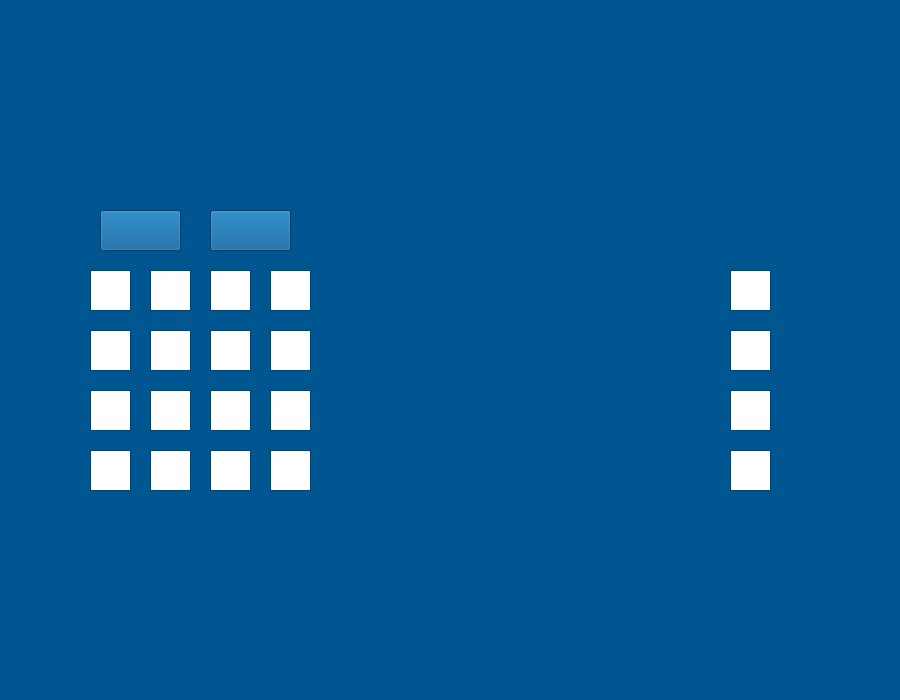
The window that Designer/full_pivoting_window.ui (ManuelG28/Numerikiando) describes before a commit, drawn with Qt 5.
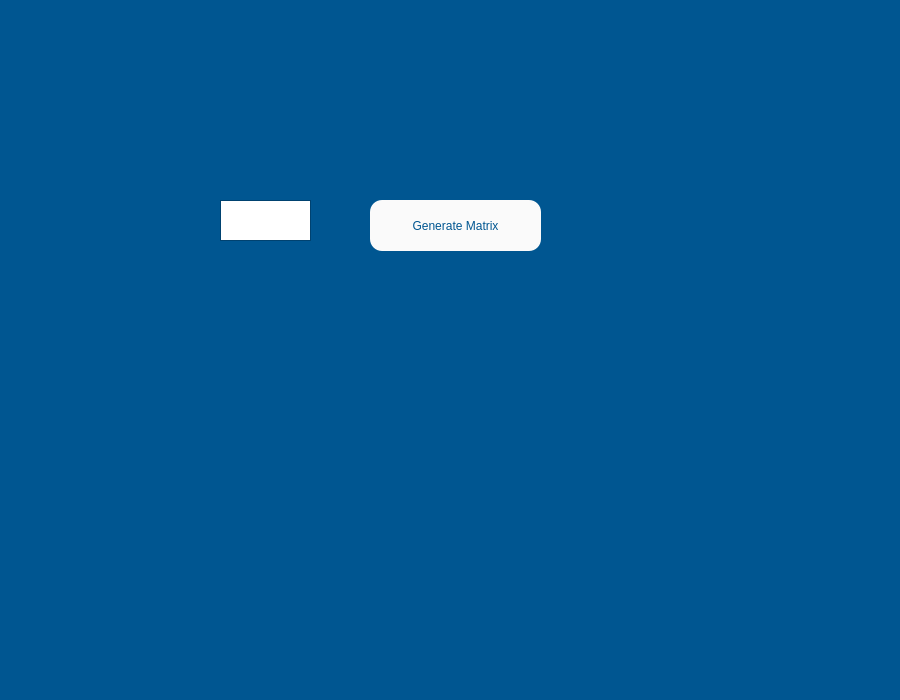
The same window after the commit. Icons and pictures are not drawn.

The edit to the form file:
```diff
--- a/Designer/full_pivoting_window.ui
+++ b/Designer/full_pivoting_window.ui
@@ -93,294 +93,61 @@
     <string/>
    </property>
   </widget>
-  <widget class="QTextEdit" name="a_0">
+  <widget class="QLabel" name="label_5">
    <property name="geometry">
     <rect>
-     <x>90</x>
-     <y>270</y>
-     <width>41</width>
-     <height>41</height>
-    </rect>
-   </property>
-  </widget>
-  <widget class="QTextEdit" name="a_1">
-   <property name="geometry">
-    <rect>
-     <x>150</x>
-     <y>270</y>
-     <width>41</width>
-     <height>41</height>
-    </rect>
-   </property>
-  </widget>
-  <widget class="QTextEdit" name="a_2">
-   <property name="geometry">
-    <rect>
-     <x>210</x>
-     <y>270</y>
-     <width>41</width>
-     <height>41</height>
-    </rect>
-   </property>
-  </widget>
-  <widget class="QTextEdit" name="a_3">
-   <property name="geometry">
-    <rect>
-     <x>270</x>
-     <y>270</y>
-     <width>41</width>
-     <height>41</height>
-    </rect>
-   </property>
-  </widget>
-  <widget class="QTextEdit" name="a_4">
-   <property name="geometry">
-    <rect>
-     <x>90</x>
-     <y>330</y>
-     <width>41</width>
-     <height>41</height>
-    </rect>
-   </property>
-  </widget>
-  <widget class="QTextEdit" name="a_5">
-   <property name="geometry">
-    <rect>
-     <x>150</x>
-     <y>330</y>
-     <width>41</width>
-     <height>41</height>
-    </rect>
-   </property>
-  </widget>
-  <widget class="QTextEdit" name="a_6">
-   <property name="geometry">
-    <rect>
-     <x>210</x>
-     <y>330</y>
-     <width>41</width>
-     <height>41</height>
-    </rect>
-   </property>
-  </widget>
-  <widget class="QTextEdit" name="a_7">
-   <property name="geometry">
-    <rect>
-     <x>270</x>
-     <y>330</y>
-     <width>41</width>
-     <height>41</height>
-    </rect>
-   </property>
-  </widget>
-  <widget class="QTextEdit" name="a_8">
-   <property name="geometry">
-    <rect>
-     <x>90</x>
-     <y>390</y>
-     <width>41</width>
-     <height>41</height>
-    </rect>
-   </property>
-  </widget>
-  <widget class="QTextEdit" name="a_9">
-   <property name="geometry">
-    <rect>
-     <x>150</x>
-     <y>390</y>
-     <width>41</width>
-     <height>41</height>
-    </rect>
-   </property>
-  </widget>
-  <widget class="QTextEdit" name="a_10">
-   <property name="geometry">
-    <rect>
-     <x>210</x>
-     <y>390</y>
-     <width>41</width>
-     <height>41</height>
-    </rect>
-   </property>
-  </widget>
-  <widget class="QTextEdit" name="a_11">
-   <property name="geometry">
-    <rect>
-     <x>270</x>
-     <y>390</y>
-     <width>41</width>
-     <height>41</height>
-    </rect>
-   </property>
-  </widget>
-  <widget class="QTextEdit" name="a_12">
-   <property name="geometry">
-    <rect>
-     <x>90</x>
-     <y>450</y>
-     <width>41</width>
-     <height>41</height>
-    </rect>
-   </property>
-  </widget>
-  <widget class="QTextEdit" name="a_13">
-   <property name="geometry">
-    <rect>
-     <x>150</x>
-     <y>450</y>
-     <width>41</width>
-     <height>41</height>
-    </rect>
-   </property>
-  </widget>
-  <widget class="QTextEdit" name="a_14">
-   <property name="geometry">
-    <rect>
-     <x>210</x>
-     <y>450</y>
-     <width>41</width>
-     <height>41</height>
-    </rect>
-   </property>
-  </widget>
-  <widget class="QTextEdit" name="a_15">
-   <property name="geometry">
-    <rect>
-     <x>270</x>
-     <y>450</y>
-     <width>41</width>
-     <height>41</height>
-    </rect>
-   </property>
-  </widget>
-  <widget class="QPushButton" name="subt_button">
-   <property name="geometry">
-    <rect>
-     <x>100</x>
-     <y>210</y>
+     <x>80</x>
+     <y>200</y>
      <width>81</width>
      <height>41</height>
     </rect>
    </property>
    <property name="styleSheet">
-    <string notr="true">background-color: rgb(0, 86, 145);</string>
+    <string notr="true">background-image: url(:/images/n.png);</string>
    </property>
    <property name="text">
     <string/>
    </property>
-   <property name="icon">
-    <iconset>
-     <normaloff>../UserInterface/Util/Images/-.png</normaloff>../UserInterface/Util/Images/-.png</iconset>
-   </property>
-   <property name="iconSize">
-    <size>
-     <width>80</width>
-     <height>40</height>
-    </size>
-   </property>
-  </widget>
-  <widget class="QPushButton" name="add_button">
-   <property name="geometry">
-    <rect>
-     <x>210</x>
-     <y>210</y>
-     <width>81</width>
-     <height>41</height>
-    </rect>
-   </property>
-   <property name="maximumSize">
-    <size>
-     <width>16777196</width>
-     <height>16777215</height>
-    </size>
-   </property>
-   <property name="styleSheet">
-    <string notr="true">background-color: rgb(0, 86, 145);</string>
-   </property>
-   <property name="text">
-    <string/>
-   </property>
-   <property name="icon">
-    <iconset>
-     <normaloff>../UserInterface/Util/Images/+.png</normaloff>../UserInterface/Util/Images/+.png</iconset>
-   </property>
-   <property name="iconSize">
-    <size>
-     <width>80</width>
-     <height>41</height>
-    </size>
-   </property>
-  </widget>
-  <widget class="QLabel" name="label_2">
-   <property name="geometry">
-    <rect>
-     <x>0</x>
-     <y>350</y>
-     <width>81</width>
-     <height>41</height>
-    </rect>
-   </property>
-   <property name="text">
-    <string/>
-   </property>
    <property name="pixmap">
     <pixmap>../UserInterface/Util/Images/A.png</pixmap>
    </property>
   </widget>
-  <widget class="QLabel" name="label_3">
+  <widget class="QTextEdit" name="n_input">
    <property name="geometry">
     <rect>
-     <x>710</x>
-     <y>210</y>
-     <width>81</width>
+     <x>220</x>
+     <y>200</y>
+     <width>91</width>
      <height>41</height>
     </rect>
    </property>
-   <property name="text">
-    <string/>
+   <property name="font">
+    <font>
+     <pointsize>14</pointsize>
+    </font>
    </property>
    <property name="pixmap">
     <pixmap>../UserInterface/Util/Images/b.png</pixmap>
    </property>
   </widget>
-  <widget class="QTextEdit" name="b_0">
+  <widget class="QPushButton" name="matrix_button">
    <property name="geometry">
     <rect>
-     <x>730</x>
-     <y>270</y>
-     <width>41</width>
-     <height>41</height>
+     <x>370</x>
+     <y>200</y>
+     <width>171</width>
+     <height>51</height>
     </rect>
    </property>
-  </widget>
-  <widget class="QTextEdit" name="b_1">
-   <property name="geometry">
-    <rect>
-     <x>730</x>
-     <y>330</y>
-     <width>41</width>
-     <height>41</height>
-    </rect>
+   <property name="styleSheet">
+    <string notr="true">background-color: rgb(250, 250, 250);
+font: 15pt &quot;MS Shell Dlg 2&quot;;
+color: rgb(0, 86, 145);
+border-radius: 12px;
+</string>
    </property>
-  </widget>
-  <widget class="QTextEdit" name="b_2">
-   <property name="geometry">
-    <rect>
-     <x>730</x>
-     <y>390</y>
-     <width>41</width>
-     <height>41</height>
-    </rect>
-   </property>
-  </widget>
-  <widget class="QTextEdit" name="b_3">
-   <property name="geometry">
-    <rect>
-     <x>730</x>
-     <y>450</y>
-     <width>41</width>
-     <height>41</height>
-    </rect>
+   <property name="text">
+    <string>Generate Matrix</string>
    </property>
   </widget>
  </widget>
```
Left out of the diff: 9 changed lines with no effect on the pictures.
